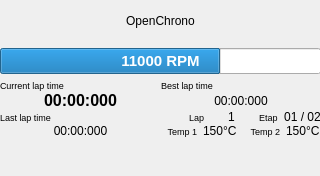
First picture: the form in uc_projets/openchrono/gui_qt/openchrono/ui/mainwin.ui, repository BackupTheBerlios/openphysic-svn, before the edit.
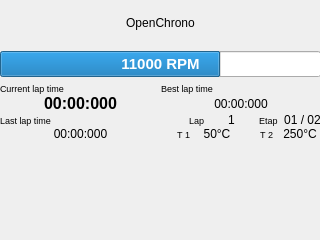
Second picture: the form after the edit.

Diff of the .ui file:
```diff
--- a/uc_projets/openchrono/gui_qt/openchrono/ui/mainwin.ui
+++ b/uc_projets/openchrono/gui_qt/openchrono/ui/mainwin.ui
@@ -6,7 +6,7 @@
     <x>0</x>
     <y>0</y>
     <width>320</width>
-    <height>176</height>
+    <height>240</height>
    </rect>
   </property>
   <property name="windowTitle" >
@@ -18,7 +18,7 @@
      <x>0</x>
      <y>0</y>
      <width>321</width>
-     <height>138</height>
+     <height>141</height>
     </rect>
    </property>
    <layout class="QVBoxLayout" >
@@ -250,7 +250,7 @@
              </font>
             </property>
             <property name="text" >
-             <string>Temp 1</string>
+             <string>T 1</string>
             </property>
             <property name="alignment" >
              <set>Qt::AlignRight|Qt::AlignTrailing|Qt::AlignVCenter</set>
@@ -259,8 +259,25 @@
           </item>
           <item>
            <widget class="QLabel" name="lblTemp1" >
+            <property name="sizePolicy" >
+             <sizepolicy>
+              <hsizetype>0</hsizetype>
+              <vsizetype>5</vsizetype>
+              <horstretch>1</horstretch>
+              <verstretch>0</verstretch>
+             </sizepolicy>
+            </property>
+            <property name="minimumSize" >
+             <size>
+              <width>42</width>
+              <height>0</height>
+             </size>
+            </property>
             <property name="text" >
-             <string>150°C</string>
+             <string>50°C</string>
+            </property>
+            <property name="alignment" >
+             <set>Qt::AlignCenter</set>
             </property>
            </widget>
           </item>
@@ -280,7 +297,7 @@
              </font>
             </property>
             <property name="text" >
-             <string>Temp 2</string>
+             <string>T 2</string>
             </property>
             <property name="alignment" >
              <set>Qt::AlignRight|Qt::AlignTrailing|Qt::AlignVCenter</set>
@@ -289,8 +306,25 @@
           </item>
           <item>
            <widget class="QLabel" name="lblTemp2" >
+            <property name="sizePolicy" >
+             <sizepolicy>
+              <hsizetype>0</hsizetype>
+              <vsizetype>5</vsizetype>
+              <horstretch>0</horstretch>
+              <verstretch>0</verstretch>
+             </sizepolicy>
+            </property>
+            <property name="minimumSize" >
+             <size>
+              <width>42</width>
+              <height>0</height>
+             </size>
+            </property>
             <property name="text" >
-             <string>150°C</string>
+             <string>250°C</string>
+            </property>
+            <property name="alignment" >
+             <set>Qt::AlignCenter</set>
             </property>
            </widget>
           </item>
```
